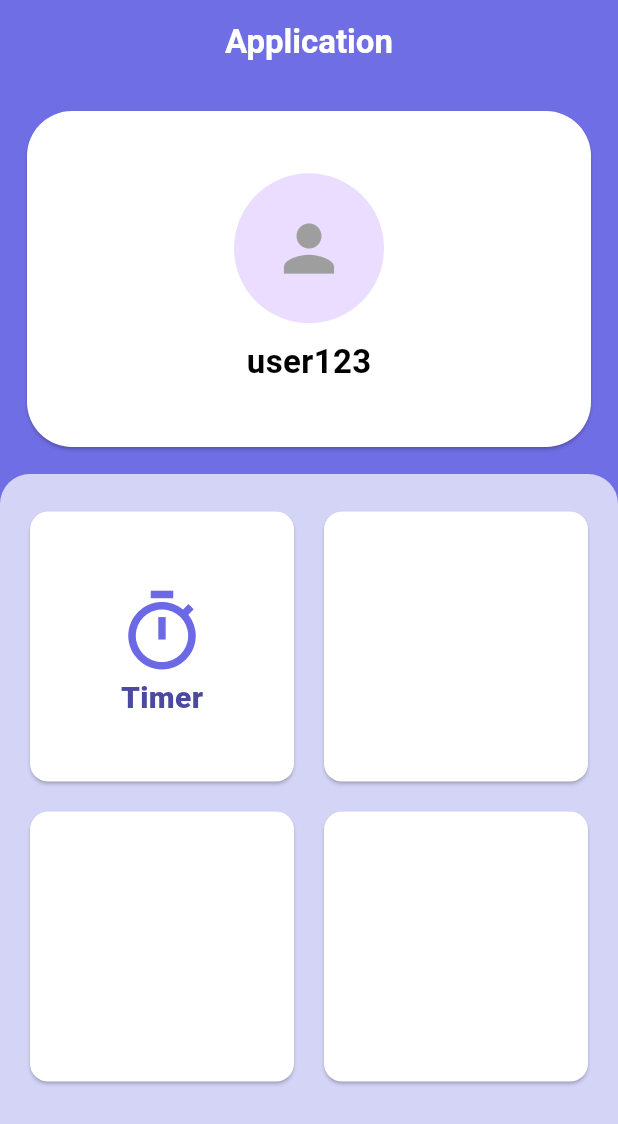
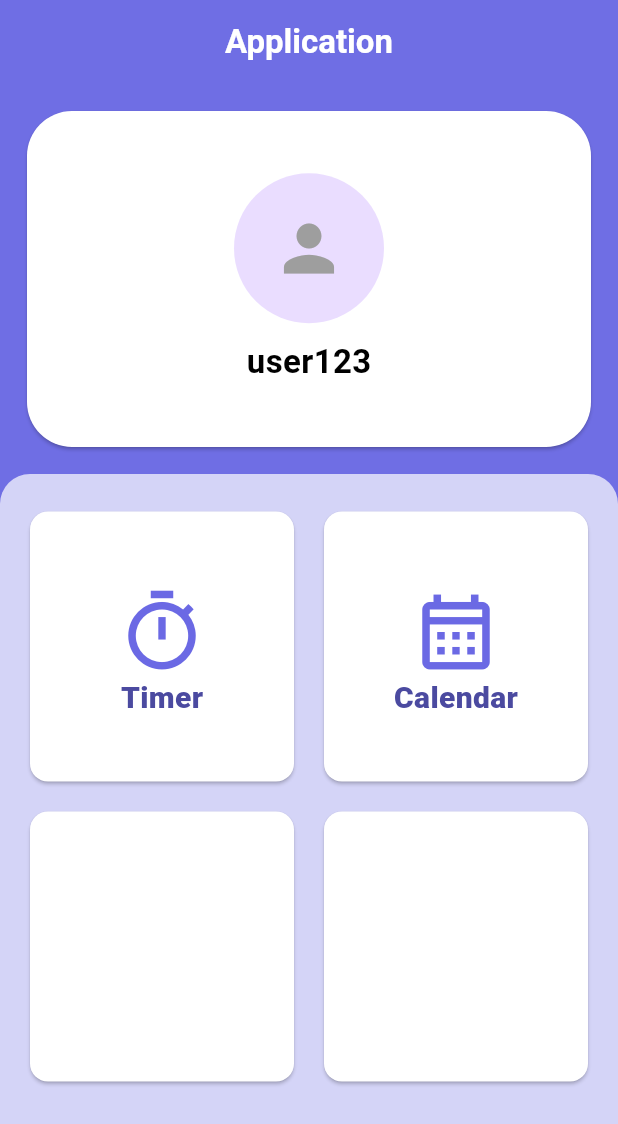
Before and after one commit to ksoyoun02/Flutter_application, a Flutter app: the screen it shows after launch, on a phone screen of 412 x 824 dp. Shown: the top 1124 px of the screen. Run offline on Flutter 3.47's test engine with Material 3 defaults, Android fonts, the phone set to English and light mode, and no system bars; our stand-ins replace circular_countdown_timer, stop_watch_timer, table_calendar.

Commit message:
calendar 개발중

```diff
--- /dev/null
+++ b/lib/screens/calendar/calendar_main_screen.dart
@@ -0,0 +1,57 @@
+import 'package:flutter/material.dart';
+import 'package:table_calendar/table_calendar.dart';
+
+class CalendarMainScreen extends StatefulWidget {
+  const CalendarMainScreen({super.key});
+
+  @override
+  State<CalendarMainScreen> createState() => _CalendarMainScreenState();
+}
+
+class _CalendarMainScreenState extends State<CalendarMainScreen> {
+  var _selectedDay = DateTime.now();
+  var _focusedDay = DateTime.now();
+  @override
+  Widget build(BuildContext context) {
+    return MaterialApp(
+      home: Scaffold(
+        appBar: AppBar(
+          title: const Text(
+            'Calendar Screen',
+            style: TextStyle(
+              color: Colors.white,
+              fontWeight: FontWeight.bold,
+            ),
+          ),
+          leading: IconButton(
+            icon: const Icon(
+              Icons.arrow_back_ios_new,
+              color: Colors.white,
+            ),
+            onPressed: () {
+              Navigator.pop(context);
+            },
+          ),
+          backgroundColor: const Color(0xFF6F6EE4),
+        ),
+        body: Container(
+          margin: const EdgeInsets.all(10),
+          child: TableCalendar(
+            firstDay: DateTime.utc(2010, 10, 16),
+            lastDay: DateTime.utc(2030, 3, 14),
+            focusedDay: _focusedDay,
+            selectedDayPredicate: (day) {
+              return isSameDay(_selectedDay, day);
+            },
+            onDaySelected: (selectedDay, focusedDay) {
+              setState(() {
+                _selectedDay = selectedDay;
+                _focusedDay = focusedDay; // update `_focusedDay` here as well
+              });
+            },
+          ),
+        ),
+      ),
+    );
+  }
+}
--- a/lib/screens/home/home_screen.dart
+++ b/lib/screens/home/home_screen.dart
@@ -1,4 +1,5 @@
 import 'package:application/screens/timer/timer_main_screen.dart';
+import 'package:application/widget/menu_widget.dart';
 import 'package:flutter/material.dart';
 
 class HomeScreen extends StatelessWidget {
@@ -79,81 +80,16 @@ class HomeScreen extends StatelessWidget {
                     ),
                     child: Column(
                       children: [
-                        Row(
+                        const Row(
                           children: [
-                            Expanded(
-                              child: GestureDetector(
-                                onTap: () {
-                                  Navigator.push(
-                                    context,
-                                    MaterialPageRoute(
-                                      builder: (context) =>
-                                          const TimerMainScreen(),
-                                    ),
-                                  );
-                                },
-                                child: const Card(
-                                  margin: EdgeInsets.all(10.0),
-                                  color: Colors.white,
-                                  child: SizedBox(
-                                    height: 180,
-                                    child: Padding(
-                                      padding: EdgeInsets.all(10.0),
-                                      child: Column(
-                                        children: [
-                                          Expanded(
-                                            flex: 5,
-                                            child: Row(
-                                              mainAxisAlignment:
-                                                  MainAxisAlignment.center,
-                                              crossAxisAlignment:
-                                                  CrossAxisAlignment.end,
-                                              children: [
-                                                Icon(
-                                                  Icons.timer_sharp,
-                                                  size: 60,
-                                                  color: Color.fromARGB(
-                                                      255, 107, 105, 228),
-                                                ),
-                                              ],
-                                            ),
-                                          ),
-                                          Expanded(
-                                            flex: 3,
-                                            child: Row(
-                                              mainAxisAlignment:
-                                                  MainAxisAlignment.center,
-                                              crossAxisAlignment:
-                                                  CrossAxisAlignment.start,
-                                              children: [
-                                                Text(
-                                                  "Timer",
-                                                  style: TextStyle(
-                                                      fontSize: 20,
-                                                      fontWeight:
-                                                          FontWeight.w800,
-                                                      color: Color.fromARGB(
-                                                          255, 75, 74, 160)),
-                                                )
-                                              ],
-                                            ),
-                                          )
-                                        ],
-                                      ),
-                                    ),
-                                  ),
-                                ),
-                              ),
-                            ),
-                            Expanded(
-                              child: Card(
-                                margin: const EdgeInsets.all(10.0),
-                                color: Colors.white,
-                                child: Container(
-                                  height: 180,
-                                ),
-                              ),
-                            ),
+                            MenuWidget(
+                                cardTitle: "Timer",
+                                icon: Icons.timer_sharp,
+                                linkPage: "timer"),
+                            MenuWidget(
+                                cardTitle: "Calendar",
+                                icon: Icons.calendar_month_outlined,
+                                linkPage: "Calendar"),
                           ],
                         ),
                         Row(
--- a/lib/screens/timer/stop_watch_screen.dart
+++ b/lib/screens/timer/stop_watch_screen.dart
@@ -121,6 +121,8 @@ class _StopWatchScreenState extends State<StopWatchScreen> {
                                     second: true,
                                     milliSecond: true,
                                   );
+
+                                  if (displayTime != "00:00:00.00") {
                                     // 리스트 길이 제한 체크
                                     if (timerList.length >= maxListLength) {
                                       timerList.removeAt(0); // 첫 번째 항목 삭제
@@ -128,6 +130,7 @@ class _StopWatchScreenState extends State<StopWatchScreen> {
                                     timerList.add(displayTime);
 
                                     _scrollToBottom();
+                                  }
                                 },
                               );
                             },
--- a/lib/screens/timer/timer_main_screen.dart
+++ b/lib/screens/timer/timer_main_screen.dart
@@ -45,7 +45,7 @@ class _MyWidgetState extends State<TimerMainScreen> {
               Navigator.pop(context);
             },
           ),
-          backgroundColor: Theme.of(context).secondaryHeaderColor,
+          backgroundColor: const Color(0xFF6F6EE4),
         ),
         body: const TabBarView(
           children: <Widget>[
--- a/lib/screens/timer/timer_screen.dart
+++ b/lib/screens/timer/timer_screen.dart
@@ -75,7 +75,7 @@ class _TimerScreenState extends State<TimerScreen> {
                           width: 200,
                           height: 200,
                           ringColor: Colors.grey[300]!,
-                          fillColor: Theme.of(context).secondaryHeaderColor,
+                          fillColor: const Color(0xFF6F6EE4),
                           backgroundColor: Colors.white,
                           strokeWidth: 10.0,
                           strokeCap: StrokeCap.round,
--- /dev/null
+++ b/lib/widget/menu_widget.dart
@@ -0,0 +1,87 @@
+import 'package:application/screens/calendar/calendar_main_screen.dart';
+import 'package:application/screens/timer/timer_main_screen.dart';
+import 'package:flutter/material.dart';
+
+class MenuWidget extends StatelessWidget {
+  final String cardTitle;
+  final IconData icon;
+  final String linkPage;
+
+  const MenuWidget({
+    super.key,
+    required this.cardTitle,
+    required this.icon,
+    required this.linkPage,
+  });
+
+  @override
+  Widget build(BuildContext context) {
+    return Expanded(
+      child: GestureDetector(
+        onTap: () {
+          Navigator.push(
+            context,
+            MaterialPageRoute(
+              builder: (context) {
+                switch (linkPage) {
+                  case "Timer":
+                    return const TimerMainScreen();
+                  case "Calendar":
+                    return const CalendarMainScreen();
+                  // value1에 해당하는 실행 코드
+                  default:
+                    return const TimerMainScreen();
+                  // 위의 case에 모두 해당하지 않을 때 실행할 코드
+                }
+              },
+            ),
+          );
+        },
+        child: Card(
+          margin: const EdgeInsets.all(10.0),
+          color: Colors.white,
+          child: SizedBox(
+            height: 180,
+            child: Padding(
+              padding: const EdgeInsets.all(10.0),
+              child: Column(
+                children: [
+                  Expanded(
+                    flex: 5,
+                    child: Row(
+                      mainAxisAlignment: MainAxisAlignment.center,
+                      crossAxisAlignment: CrossAxisAlignment.end,
+                      children: [
+                        Icon(
+                          icon,
+                          size: 60,
+                          color: const Color.fromARGB(255, 107, 105, 228),
+                        ),
+                      ],
+                    ),
+                  ),
+                  Expanded(
+                    flex: 3,
+                    child: Row(
+                      mainAxisAlignment: MainAxisAlignment.center,
+                      crossAxisAlignment: CrossAxisAlignment.start,
+                      children: [
+                        Text(
+                          cardTitle,
+                          style: const TextStyle(
+                              fontSize: 20,
+                              fontWeight: FontWeight.w800,
+                              color: Color.fromARGB(255, 75, 74, 160)),
+                        )
+                      ],
+                    ),
+                  )
+                ],
+              ),
+            ),
+          ),
+        ),
+      ),
+    );
+  }
+}
--- a/pubspec.yaml
+++ b/pubspec.yaml
@@ -38,6 +38,8 @@ dependencies:
 
   circular_countdown_timer: ^0.2.4
   stop_watch_timer: ^3.2.1
+  table_calendar: ^3.1.2
+
 dev_dependencies:
   flutter_test:
     sdk: flutter
```
Lines whose indentation alone changed are shown as unchanged.
